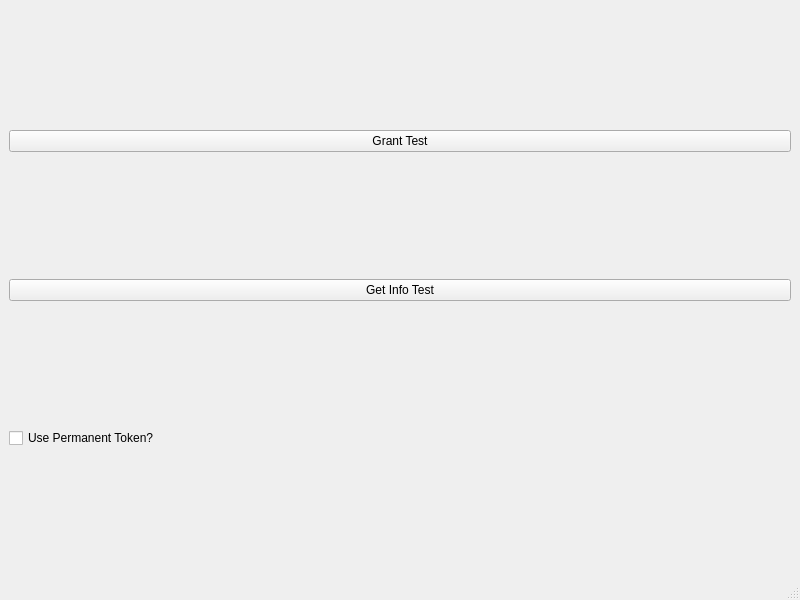
Above: src/view/mainwindow.ui from avs009/Scheid-Spotify before the change. Below: the same form after it.
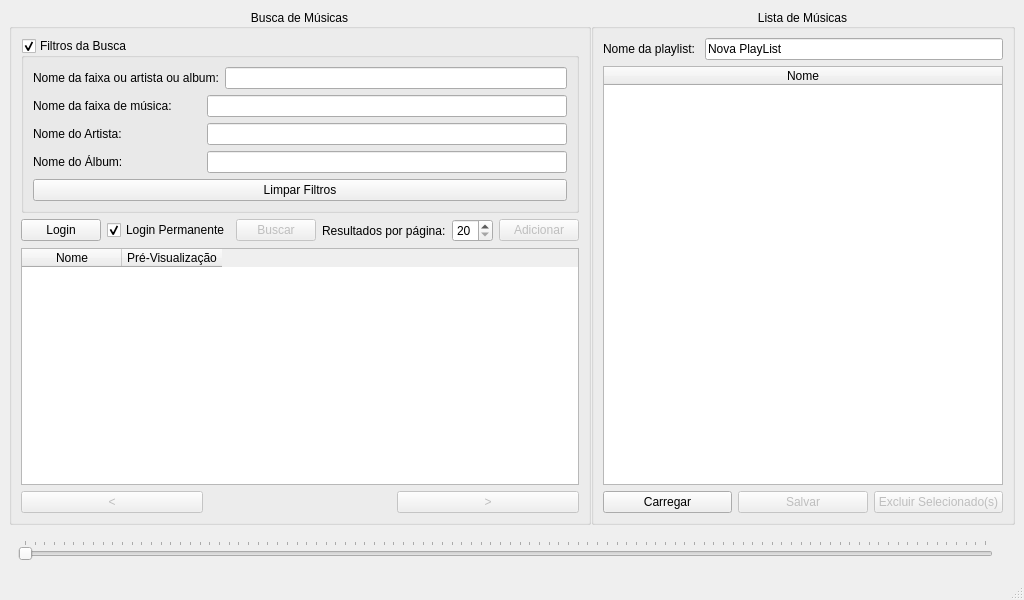
That is the form after the change.

Commit message: Adicionando implementação da interface gráfica para demonstrar o uso da api desenvolvida.

The edit to the form file:
```diff
--- a/src/view/mainwindow.ui
+++ b/src/view/mainwindow.ui
@@ -6,7 +6,7 @@
    <rect>
     <x>0</x>
     <y>0</y>
-    <width>800</width>
+    <width>1024</width>
     <height>600</height>
    </rect>
   </property>
@@ -16,39 +16,498 @@
   <widget class="QWidget" name="centralwidget">
    <property name="maximumSize">
     <size>
-     <width>800</width>
-     <height>600</height>
+     <width>16777215</width>
+     <height>16777215</height>
     </size>
    </property>
    <property name="autoFillBackground">
     <bool>true</bool>
    </property>
    <layout class="QVBoxLayout" name="verticalLayout_3">
+    <property name="sizeConstraint">
+     <enum>QLayout::SetMaximumSize</enum>
+    </property>
     <item>
-     <widget class="QPushButton" name="btnGrant">
-      <property name="sizePolicy">
-       <sizepolicy hsizetype="Expanding" vsizetype="Fixed">
-        <horstretch>0</horstretch>
-        <verstretch>0</verstretch>
-       </sizepolicy>
+     <layout class="QHBoxLayout" name="horizontalLayout">
+      <property name="spacing">
+       <number>0</number>
       </property>
-      <property name="text">
-       <string>Grant Test</string>
+      <property name="sizeConstraint">
+       <enum>QLayout::SetMaximumSize</enum>
       </property>
-     </widget>
-    </item>
-    <item>
-     <widget class="QPushButton" name="pushButton">
-      <property name="text">
-       <string>Get Info Test</string>
+      <property name="leftMargin">
+       <number>0</number>
       </property>
-     </widget>
+      <property name="rightMargin">
+       <number>0</number>
+      </property>
+      <item>
+       <widget class="QGroupBox" name="groupBoxSearch">
+        <property name="title">
+         <string>Busca de Músicas</string>
+        </property>
+        <property name="alignment">
+         <set>Qt::AlignCenter</set>
+        </property>
+        <layout class="QVBoxLayout" name="verticalLayout">
+         <item>
+          <widget class="QGroupBox" name="filtersGroup">
+           <property name="title">
+            <string>Filtros da Busca</string>
+           </property>
+           <property name="flat">
+            <bool>false</bool>
+           </property>
+           <property name="checkable">
+            <bool>true</bool>
+           </property>
+           <layout class="QVBoxLayout" name="verticalLayout_5">
+            <item>
+             <layout class="QHBoxLayout" name="horizontalLayout_2">
+              <property name="sizeConstraint">
+               <enum>QLayout::SetMinimumSize</enum>
+              </property>
+              <item>
+               <widget class="QLabel" name="lblAny">
+                <property name="sizePolicy">
+                 <sizepolicy hsizetype="Fixed" vsizetype="Fixed">
+                  <horstretch>0</horstretch>
+                  <verstretch>0</verstretch>
+                 </sizepolicy>
+                </property>
+                <property name="text">
+                 <string>Nome da faixa ou artista ou album:</string>
+                </property>
+               </widget>
+              </item>
+              <item>
+               <widget class="QLineEdit" name="txtAny"/>
+              </item>
+             </layout>
+            </item>
+            <item>
+             <layout class="QHBoxLayout" name="horizontalLayout_5">
+              <property name="sizeConstraint">
+               <enum>QLayout::SetMinimumSize</enum>
+              </property>
+              <item>
+               <widget class="QLabel" name="lblName">
+                <property name="sizePolicy">
+                 <sizepolicy hsizetype="Fixed" vsizetype="Fixed">
+                  <horstretch>0</horstretch>
+                  <verstretch>0</verstretch>
+                 </sizepolicy>
+                </property>
+                <property name="minimumSize">
+                 <size>
+                  <width>168</width>
+                  <height>0</height>
+                 </size>
+                </property>
+                <property name="text">
+                 <string>Nome da faixa de música:</string>
+                </property>
+               </widget>
+              </item>
+              <item>
+               <widget class="QLineEdit" name="txtName"/>
+              </item>
+             </layout>
+            </item>
+            <item>
+             <layout class="QHBoxLayout" name="horizontalLayout_6">
+              <property name="sizeConstraint">
+               <enum>QLayout::SetMinimumSize</enum>
+              </property>
+              <item>
+               <widget class="QLabel" name="lblArtitst">
+                <property name="sizePolicy">
+                 <sizepolicy hsizetype="Fixed" vsizetype="Fixed">
+                  <horstretch>0</horstretch>
+                  <verstretch>0</verstretch>
+                 </sizepolicy>
+                </property>
+                <property name="minimumSize">
+                 <size>
+                  <width>168</width>
+                  <height>0</height>
+                 </size>
+                </property>
+                <property name="text">
+                 <string>Nome do Artista:</string>
+                </property>
+               </widget>
+              </item>
+              <item>
+               <widget class="QLineEdit" name="txtArtist"/>
+              </item>
+             </layout>
+            </item>
+            <item>
+             <layout class="QHBoxLayout" name="horizontalLayout_7">
+              <property name="sizeConstraint">
+               <enum>QLayout::SetMinimumSize</enum>
+              </property>
+              <item>
+               <widget class="QLabel" name="lblAlbum">
+                <property name="sizePolicy">
+                 <sizepolicy hsizetype="Fixed" vsizetype="Fixed">
+                  <horstretch>0</horstretch>
+                  <verstretch>0</verstretch>
+                 </sizepolicy>
+                </property>
+                <property name="minimumSize">
+                 <size>
+                  <width>168</width>
+                  <height>0</height>
+                 </size>
+                </property>
+                <property name="text">
+                 <string>Nome do Álbum:</string>
+                </property>
+               </widget>
+              </item>
+              <item>
+               <widget class="QLineEdit" name="txtAlbum"/>
+              </item>
+             </layout>
+            </item>
+            <item>
+             <widget class="QPushButton" name="btnClear">
+              <property name="text">
+               <string>Limpar Filtros</string>
+              </property>
+             </widget>
+            </item>
+           </layout>
+          </widget>
+         </item>
+         <item>
+          <layout class="QHBoxLayout" name="horizontalLayout_8">
+           <item>
+            <widget class="QPushButton" name="btnLogin">
+             <property name="text">
+              <string>Login</string>
+             </property>
+            </widget>
+           </item>
+           <item>
+            <widget class="QCheckBox" name="chkPermanentLogin">
+             <property name="toolTip">
+              <string>&lt;html&gt;&lt;head/&gt;&lt;body&gt;&lt;p&gt;Ative este controle para salvar o login atual e também para carregar o login já salvo.&lt;/p&gt;&lt;/body&gt;&lt;/html&gt;</string>
+             </property>
+             <property name="text">
+              <string>Login Permanente</string>
+             </property>
+             <property name="checked">
+              <bool>true</bool>
+             </property>
+            </widget>
+           </item>
+           <item>
+            <widget class="QPushButton" name="btnSearch">
+             <property name="enabled">
+              <bool>false</bool>
+             </property>
+             <property name="text">
+              <string>Buscar</string>
+             </property>
+            </widget>
+           </item>
+           <item>
+            <widget class="QLabel" name="label">
+             <property name="layoutDirection">
+              <enum>Qt::RightToLeft</enum>
+             </property>
+             <property name="text">
+              <string>Resultados por página:</string>
+             </property>
+            </widget>
+           </item>
+           <item>
+            <widget class="QSpinBox" name="searchLimit">
+             <property name="minimum">
+              <number>20</number>
+             </property>
+             <property name="maximum">
+              <number>50</number>
+             </property>
+            </widget>
+           </item>
+           <item>
+            <widget class="QPushButton" name="btnAdd">
+             <property name="enabled">
+              <bool>false</bool>
+             </property>
+             <property name="toolTip">
+              <string>&lt;html&gt;&lt;head/&gt;&lt;body&gt;&lt;p&gt;Clique neste botão para adicionar as músicas selecionadas a playlist atual.&lt;/p&gt;&lt;/body&gt;&lt;/html&gt;</string>
+             </property>
+             <property name="text">
+              <string>Adicionar</string>
+             </property>
+            </widget>
+           </item>
+          </layout>
+         </item>
+         <item>
+          <widget class="QTableWidget" name="tableSearch">
+           <property name="sizePolicy">
+            <sizepolicy hsizetype="Expanding" vsizetype="Expanding">
+             <horstretch>1</horstretch>
+             <verstretch>1</verstretch>
+            </sizepolicy>
+           </property>
+           <property name="minimumSize">
+            <size>
+             <width>0</width>
+             <height>0</height>
+            </size>
+           </property>
+           <property name="sizeAdjustPolicy">
+            <enum>QAbstractScrollArea::AdjustToContents</enum>
+           </property>
+           <property name="editTriggers">
+            <set>QAbstractItemView::NoEditTriggers</set>
+           </property>
+           <property name="dragEnabled">
+            <bool>false</bool>
+           </property>
+           <property name="dragDropMode">
+            <enum>QAbstractItemView::NoDragDrop</enum>
+           </property>
+           <property name="defaultDropAction">
+            <enum>Qt::CopyAction</enum>
+           </property>
+           <property name="alternatingRowColors">
+            <bool>true</bool>
+           </property>
+           <property name="selectionMode">
+            <enum>QAbstractItemView::MultiSelection</enum>
+           </property>
+           <property name="selectionBehavior">
+            <enum>QAbstractItemView::SelectRows</enum>
+           </property>
+           <property name="sortingEnabled">
+            <bool>true</bool>
+           </property>
+           <attribute name="horizontalHeaderCascadingSectionResizes">
+            <bool>true</bool>
+           </attribute>
+           <attribute name="horizontalHeaderStretchLastSection">
+            <bool>false</bool>
+           </attribute>
+           <attribute name="verticalHeaderStretchLastSection">
+            <bool>false</bool>
+           </attribute>
+           <column>
+            <property name="text">
+             <string>Nome</string>
+            </property>
+           </column>
+           <column>
+            <property name="text">
+             <string>Pré-Visualização</string>
+            </property>
+           </column>
+          </widget>
+         </item>
+         <item>
+          <layout class="QHBoxLayout" name="horizontalLayout_4">
+           <item>
+            <widget class="QPushButton" name="btnPrevious">
+             <property name="enabled">
+              <bool>false</bool>
+             </property>
+             <property name="toolTip">
+              <string>&lt;html&gt;&lt;head/&gt;&lt;body&gt;&lt;p&gt;Volta uma página da lista de músicas encontradas.&lt;/p&gt;&lt;/body&gt;&lt;/html&gt;</string>
+             </property>
+             <property name="text">
+              <string>&lt;</string>
+             </property>
+            </widget>
+           </item>
+           <item>
+            <widget class="QLabel" name="lblPages">
+             <property name="text">
+              <string/>
+             </property>
+             <property name="alignment">
+              <set>Qt::AlignCenter</set>
+             </property>
+            </widget>
+           </item>
+           <item>
+            <widget class="QPushButton" name="btnNext">
+             <property name="enabled">
+              <bool>false</bool>
+             </property>
+             <property name="toolTip">
+              <string>&lt;html&gt;&lt;head/&gt;&lt;body&gt;&lt;p&gt;Avança uma página na lista de músicas encontradas.&lt;/p&gt;&lt;/body&gt;&lt;/html&gt;</string>
+             </property>
+             <property name="text">
+              <string>&gt;</string>
+             </property>
+            </widget>
+           </item>
+          </layout>
+         </item>
+        </layout>
+       </widget>
+      </item>
+      <item>
+       <widget class="QGroupBox" name="groupBox">
+        <property name="title">
+         <string>Lista de Músicas</string>
+        </property>
+        <property name="alignment">
+         <set>Qt::AlignCenter</set>
+        </property>
+        <layout class="QVBoxLayout" name="verticalLayout_4">
+         <item>
+          <layout class="QHBoxLayout" name="horizontalLayout_10">
+           <item>
+            <widget class="QLabel" name="label_2">
+             <property name="text">
+              <string>Nome da playlist: </string>
+             </property>
+            </widget>
+           </item>
+           <item>
+            <widget class="QLineEdit" name="txtPlayListName">
+             <property name="text">
+              <string>Nova PlayList</string>
+             </property>
+            </widget>
+           </item>
+          </layout>
+         </item>
+         <item>
+          <widget class="QTableWidget" name="tablePlayList">
+           <property name="sizePolicy">
+            <sizepolicy hsizetype="Expanding" vsizetype="Expanding">
+             <horstretch>1</horstretch>
+             <verstretch>1</verstretch>
+            </sizepolicy>
+           </property>
+           <property name="minimumSize">
+            <size>
+             <width>0</width>
+             <height>0</height>
+            </size>
+           </property>
+           <property name="acceptDrops">
+            <bool>false</bool>
+           </property>
+           <property name="sizeAdjustPolicy">
+            <enum>QAbstractScrollArea::AdjustToContents</enum>
+           </property>
+           <property name="editTriggers">
+            <set>QAbstractItemView::NoEditTriggers</set>
+           </property>
+           <property name="dragEnabled">
+            <bool>false</bool>
+           </property>
+           <property name="dragDropMode">
+            <enum>QAbstractItemView::NoDragDrop</enum>
+           </property>
+           <property name="defaultDropAction">
+            <enum>Qt::CopyAction</enum>
+           </property>
+           <property name="alternatingRowColors">
+            <bool>true</bool>
+           </property>
+           <property name="selectionMode">
+            <enum>QAbstractItemView::SingleSelection</enum>
+           </property>
+           <property name="selectionBehavior">
+            <enum>QAbstractItemView::SelectRows</enum>
+           </property>
+           <property name="sortingEnabled">
+            <bool>true</bool>
+           </property>
+           <attribute name="horizontalHeaderStretchLastSection">
+            <bool>true</bool>
+           </attribute>
+           <attribute name="verticalHeaderStretchLastSection">
+            <bool>false</bool>
+           </attribute>
+           <column>
+            <property name="text">
+             <string>Nome</string>
+            </property>
+           </column>
+          </widget>
+         </item>
+         <item>
+          <layout class="QHBoxLayout" name="horizontalLayout_3">
+           <item>
+            <widget class="QPushButton" name="btnLoadPlayList">
+             <property name="text">
+              <string>Carregar</string>
+             </property>
+            </widget>
+           </item>
+           <item>
+            <widget class="QPushButton" name="btnSave">
+             <property name="enabled">
+              <bool>false</bool>
+             </property>
+             <property name="text">
+              <string>Salvar</string>
+             </property>
+            </widget>
+           </item>
+           <item>
+            <widget class="QPushButton" name="btnDelete">
+             <property name="enabled">
+              <bool>false</bool>
+             </property>
+             <property name="text">
+              <string>Excluir Selecionado(s)</string>
+             </property>
+            </widget>
+           </item>
+          </layout>
+         </item>
+        </layout>
+       </widget>
+      </item>
+     </layout>
     </item>
     <item>
-     <widget class="QCheckBox" name="chkPermToken">
-      <property name="text">
-       <string>Use Permanent Token?</string>
-      </property>
+     <widget class="QWidget" name="widgetAudio" native="true">
+      <layout class="QVBoxLayout" name="verticalLayout_6">
+       <item>
+        <layout class="QHBoxLayout" name="horizontalLayout_9">
+         <item>
+          <widget class="QSlider" name="m_slider">
+           <property name="mouseTracking">
+            <bool>false</bool>
+           </property>
+           <property name="toolTip">
+            <string>&lt;html&gt;&lt;head/&gt;&lt;body&gt;&lt;p&gt;Pressione e mova o cursor para avançar ou retroceder a faixa de música.&lt;/p&gt;&lt;/body&gt;&lt;/html&gt;</string>
+           </property>
+           <property name="orientation">
+            <enum>Qt::Horizontal</enum>
+           </property>
+           <property name="tickPosition">
+            <enum>QSlider::TicksAbove</enum>
+           </property>
+           <property name="tickInterval">
+            <number>1</number>
+           </property>
+          </widget>
+         </item>
+         <item>
+          <widget class="QLabel" name="m_labelDuration">
+           <property name="text">
+            <string/>
+           </property>
+          </widget>
+         </item>
+        </layout>
+       </item>
+      </layout>
      </widget>
     </item>
    </layout>
```
Left out of the diff: 12 changed lines with no effect on the pictures. The commit also changes 5 other files.
